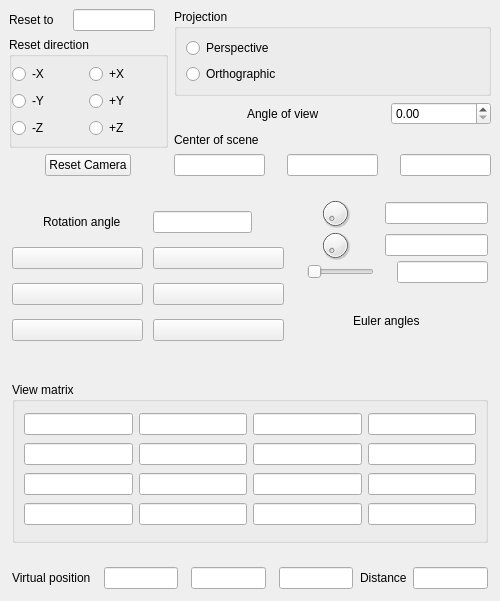
Qt form iraspa/iraspagui/cameracameraform.ui (iRASPA/iRASPA-QT) before a commit.
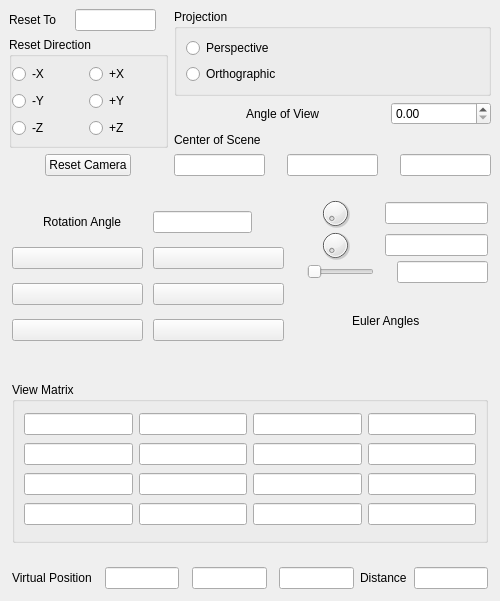
The same form after that commit. Custom widgets are drawn as their Qt base class.

Patch:
```diff
--- a/iraspa/iraspagui/cameracameraform.ui
+++ b/iraspa/iraspagui/cameracameraform.ui
@@ -39,7 +39,7 @@
           <item>
            <widget class="QLabel" name="label_4">
             <property name="text">
-             <string>Reset to</string>
+             <string>Reset To</string>
             </property>
            </widget>
           </item>
@@ -77,7 +77,7 @@
         <item>
          <widget class="QGroupBox" name="groupBox_3">
           <property name="title">
-           <string>Reset direction</string>
+           <string>Reset Direction</string>
           </property>
           <layout class="QHBoxLayout" name="horizontalLayout_8">
            <property name="spacing">
@@ -229,7 +229,7 @@
           <item>
            <widget class="QLabel" name="label_5">
             <property name="text">
-             <string>Angle of view</string>
+             <string>Angle of View</string>
             </property>
            </widget>
           </item>
@@ -261,7 +261,7 @@
         <item>
          <widget class="QLabel" name="label_6">
           <property name="text">
-           <string>Center of scene</string>
+           <string>Center of Scene</string>
           </property>
          </widget>
         </item>
@@ -360,7 +360,7 @@
            <item>
             <widget class="QLabel" name="label_8">
              <property name="text">
-              <string>Rotation angle</string>
+              <string>Rotation Angle</string>
              </property>
             </widget>
            </item>
@@ -625,7 +625,7 @@
            <item>
             <widget class="QLabel" name="label_9">
              <property name="text">
-              <string>Euler angles</string>
+              <string>Euler Angles</string>
              </property>
             </widget>
            </item>
@@ -667,7 +667,7 @@
      <item>
       <widget class="QGroupBox" name="viewMatrixGroupBox">
        <property name="title">
-        <string>View matrix</string>
+        <string>View Matrix</string>
        </property>
        <layout class="QGridLayout" name="gridLayout_2">
         <item row="0" column="1">
@@ -807,7 +807,7 @@
      <item>
       <widget class="QLabel" name="label_7">
        <property name="text">
-        <string>Virtual position</string>
+        <string>Virtual Position</string>
        </property>
       </widget>
      </item>
```
